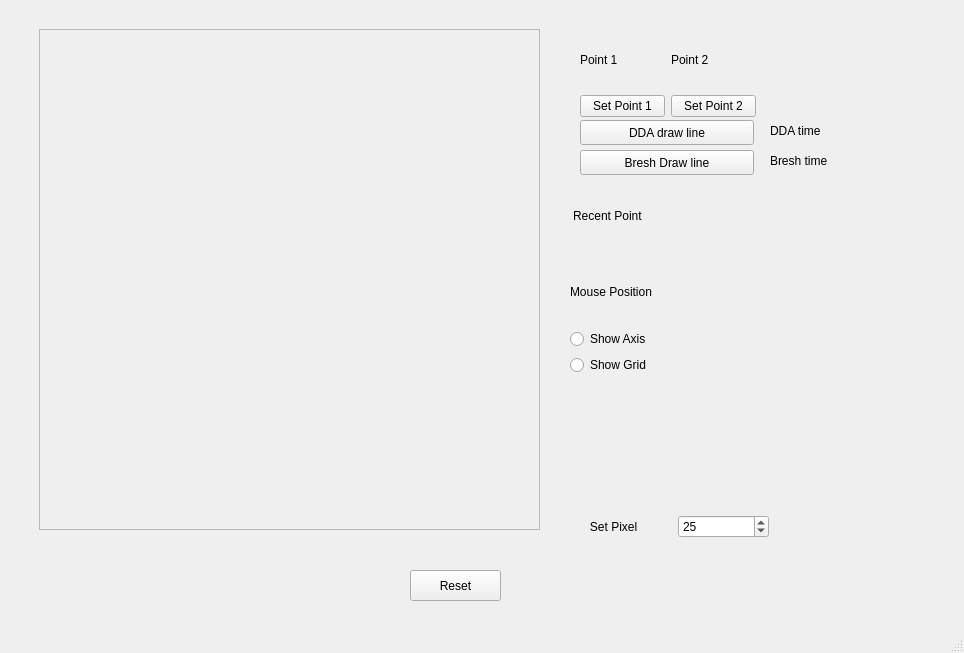
Above: Computer Graphics/Draw_Soumalya/mainwindow.ui from Soumalya1857/Assignment-5th-sem before the change. Below: the same form after it.
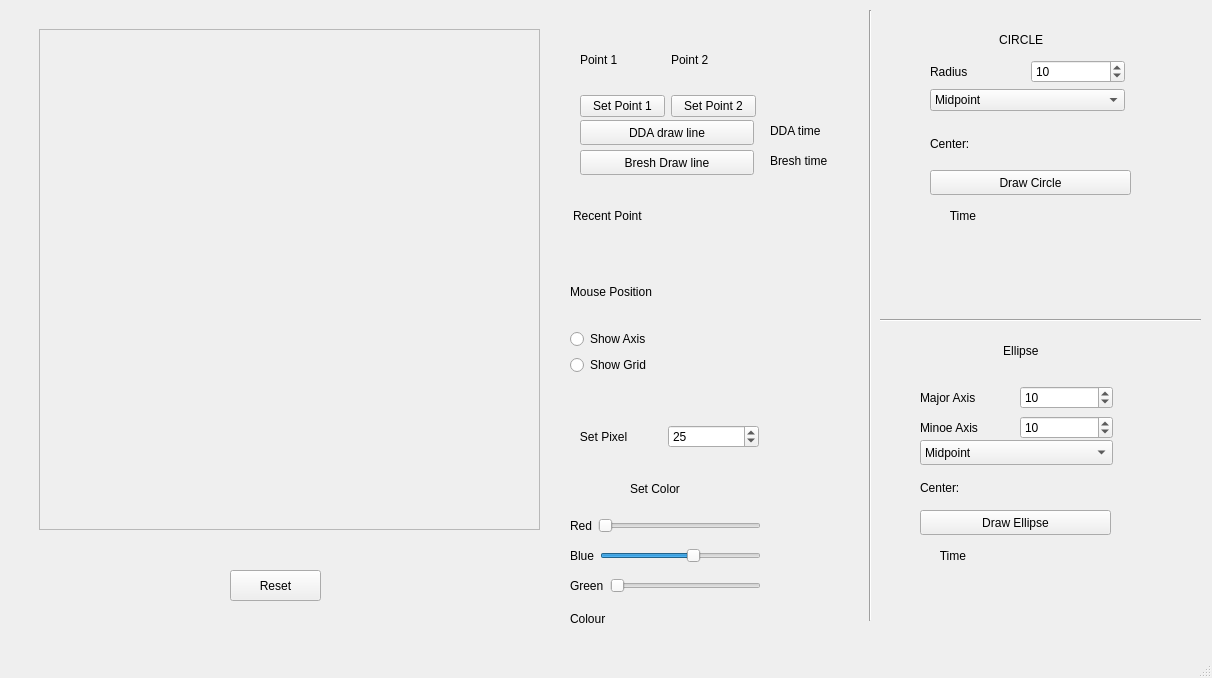
That is the form after the change. Custom widgets are drawn as their Qt base class.

Diff of the .ui file:
```diff
--- a/Computer Graphics/Draw_Soumalya/mainwindow.ui
+++ b/Computer Graphics/Draw_Soumalya/mainwindow.ui
@@ -6,8 +6,8 @@
    <rect>
     <x>0</x>
     <y>0</y>
-    <width>964</width>
-    <height>653</height>
+    <width>1212</width>
+    <height>678</height>
    </rect>
   </property>
   <property name="windowTitle">
@@ -132,7 +132,7 @@
    <widget class="QPushButton" name="pushButton_4">
     <property name="geometry">
      <rect>
-      <x>410</x>
+      <x>230</x>
       <y>570</y>
       <width>91</width>
       <height>31</height>
@@ -171,8 +171,8 @@
    <widget class="QWidget" name="layoutWidget">
     <property name="geometry">
      <rect>
-      <x>580</x>
-      <y>500</y>
+      <x>570</x>
+      <y>410</y>
       <width>189</width>
       <height>53</height>
      </rect>
@@ -274,6 +274,425 @@
      <string>Bresh time</string>
     </property>
    </widget>
+   <widget class="Line" name="line">
+    <property name="geometry">
+     <rect>
+      <x>860</x>
+      <y>10</y>
+      <width>20</width>
+      <height>611</height>
+     </rect>
+    </property>
+    <property name="orientation">
+     <enum>Qt::Vertical</enum>
+    </property>
+   </widget>
+   <widget class="QWidget" name="verticalLayoutWidget">
+    <property name="geometry">
+     <rect>
+      <x>930</x>
+      <y>60</y>
+      <width>195</width>
+      <height>111</height>
+     </rect>
+    </property>
+    <layout class="QVBoxLayout" name="verticalLayout_4">
+     <item>
+      <layout class="QHBoxLayout" name="horizontalLayout_7">
+       <item>
+        <widget class="QLabel" name="label_7">
+         <property name="text">
+          <string>Radius</string>
+         </property>
+        </widget>
+       </item>
+       <item>
+        <widget class="QSpinBox" name="spinBox_2">
+         <property name="value">
+          <number>10</number>
+         </property>
+        </widget>
+       </item>
+      </layout>
+     </item>
+     <item>
+      <widget class="QComboBox" name="comboBox">
+       <item>
+        <property name="text">
+         <string>Midpoint</string>
+        </property>
+       </item>
+       <item>
+        <property name="text">
+         <string>Breshenham's Midpoint</string>
+        </property>
+       </item>
+       <item>
+        <property name="text">
+         <string>Polar Coordinate</string>
+        </property>
+       </item>
+      </widget>
+     </item>
+     <item>
+      <layout class="QHBoxLayout" name="horizontalLayout_8">
+       <item>
+        <widget class="QLabel" name="label_8">
+         <property name="text">
+          <string>Center:</string>
+         </property>
+        </widget>
+       </item>
+       <item>
+        <widget class="QLabel" name="label_9">
+         <property name="text">
+          <string/>
+         </property>
+        </widget>
+       </item>
+      </layout>
+     </item>
+    </layout>
+   </widget>
+   <widget class="QLabel" name="label_10">
+    <property name="geometry">
+     <rect>
+      <x>936</x>
+      <y>29</y>
+      <width>191</width>
+      <height>21</height>
+     </rect>
+    </property>
+    <property name="text">
+     <string>                   CIRCLE</string>
+    </property>
+   </widget>
+   <widget class="QWidget" name="horizontalLayoutWidget_5">
+    <property name="geometry">
+     <rect>
+      <x>570</x>
+      <y>510</y>
+      <width>191</width>
+      <height>31</height>
+     </rect>
+    </property>
+    <layout class="QHBoxLayout" name="horizontalLayout_9">
+     <item>
+      <widget class="QLabel" name="label_11">
+       <property name="text">
+        <string>Red</string>
+       </property>
+      </widget>
+     </item>
+     <item>
+      <widget class="QSlider" name="rSlider">
+       <property name="maximum">
+        <number>255</number>
+       </property>
+       <property name="orientation">
+        <enum>Qt::Horizontal</enum>
+       </property>
+      </widget>
+     </item>
+    </layout>
+   </widget>
+   <widget class="QWidget" name="horizontalLayoutWidget_6">
+    <property name="geometry">
+     <rect>
+      <x>570</x>
+      <y>540</y>
+      <width>191</width>
+      <height>31</height>
+     </rect>
+    </property>
+    <layout class="QHBoxLayout" name="horizontalLayout_10">
+     <item>
+      <widget class="QLabel" name="label_12">
+       <property name="text">
+        <string>Blue</string>
+       </property>
+      </widget>
+     </item>
+     <item>
+      <widget class="QSlider" name="bSlider">
+       <property name="maximum">
+        <number>255</number>
+       </property>
+       <property name="value">
+        <number>150</number>
+       </property>
+       <property name="orientation">
+        <enum>Qt::Horizontal</enum>
+       </property>
+      </widget>
+     </item>
+    </layout>
+   </widget>
+   <widget class="QWidget" name="horizontalLayoutWidget_7">
+    <property name="geometry">
+     <rect>
+      <x>570</x>
+      <y>570</y>
+      <width>191</width>
+      <height>31</height>
+     </rect>
+    </property>
+    <layout class="QHBoxLayout" name="horizontalLayout_11">
+     <item>
+      <widget class="QLabel" name="label_13">
+       <property name="text">
+        <string>Green</string>
+       </property>
+      </widget>
+     </item>
+     <item>
+      <widget class="QSlider" name="gSlider">
+       <property name="maximum">
+        <number>255</number>
+       </property>
+       <property name="orientation">
+        <enum>Qt::Horizontal</enum>
+       </property>
+      </widget>
+     </item>
+    </layout>
+   </widget>
+   <widget class="QLabel" name="label_14">
+    <property name="geometry">
+     <rect>
+      <x>630</x>
+      <y>480</y>
+      <width>67</width>
+      <height>17</height>
+     </rect>
+    </property>
+    <property name="text">
+     <string>Set Color</string>
+    </property>
+   </widget>
+   <widget class="QPushButton" name="pushButton_6">
+    <property name="geometry">
+     <rect>
+      <x>930</x>
+      <y>170</y>
+      <width>201</width>
+      <height>25</height>
+     </rect>
+    </property>
+    <property name="text">
+     <string>Draw Circle</string>
+    </property>
+   </widget>
+   <widget class="QWidget" name="horizontalLayoutWidget_8">
+    <property name="geometry">
+     <rect>
+      <x>930</x>
+      <y>200</y>
+      <width>191</width>
+      <height>31</height>
+     </rect>
+    </property>
+    <layout class="QHBoxLayout" name="horizontalLayout_12">
+     <item>
+      <widget class="QLabel" name="label_15">
+       <property name="text">
+        <string>      Time</string>
+       </property>
+      </widget>
+     </item>
+     <item>
+      <widget class="QLabel" name="label_16">
+       <property name="text">
+        <string/>
+       </property>
+      </widget>
+     </item>
+    </layout>
+   </widget>
+   <widget class="QLabel" name="label_17">
+    <property name="geometry">
+     <rect>
+      <x>570</x>
+      <y>610</y>
+      <width>67</width>
+      <height>17</height>
+     </rect>
+    </property>
+    <property name="text">
+     <string>Colour</string>
+    </property>
+   </widget>
+   <widget class="QLabel" name="showColor">
+    <property name="geometry">
+     <rect>
+      <x>630</x>
+      <y>610</y>
+      <width>111</width>
+      <height>20</height>
+     </rect>
+    </property>
+    <property name="text">
+     <string/>
+    </property>
+   </widget>
+   <widget class="Line" name="line_2">
+    <property name="geometry">
+     <rect>
+      <x>880</x>
+      <y>310</y>
+      <width>321</width>
+      <height>20</height>
+     </rect>
+    </property>
+    <property name="orientation">
+     <enum>Qt::Horizontal</enum>
+    </property>
+   </widget>
+   <widget class="QLabel" name="label_18">
+    <property name="geometry">
+     <rect>
+      <x>940</x>
+      <y>340</y>
+      <width>191</width>
+      <height>21</height>
+     </rect>
+    </property>
+    <property name="text">
+     <string>                   Ellipse</string>
+    </property>
+   </widget>
+   <widget class="QWidget" name="horizontalLayoutWidget_10">
+    <property name="geometry">
+     <rect>
+      <x>920</x>
+      <y>380</y>
+      <width>193</width>
+      <height>36</height>
+     </rect>
+    </property>
+    <layout class="QHBoxLayout" name="horizontalLayout_14">
+     <item>
+      <widget class="QLabel" name="label_21">
+       <property name="text">
+        <string>Major Axis</string>
+       </property>
+      </widget>
+     </item>
+     <item>
+      <widget class="QSpinBox" name="spinBox_3">
+       <property name="value">
+        <number>10</number>
+       </property>
+      </widget>
+     </item>
+    </layout>
+   </widget>
+   <widget class="QWidget" name="horizontalLayoutWidget_11">
+    <property name="geometry">
+     <rect>
+      <x>920</x>
+      <y>410</y>
+      <width>193</width>
+      <height>36</height>
+     </rect>
+    </property>
+    <layout class="QHBoxLayout" name="horizontalLayout_15">
+     <item>
+      <widget class="QLabel" name="label_22">
+       <property name="text">
+        <string>Minoe Axis</string>
+       </property>
+      </widget>
+     </item>
+     <item>
+      <widget class="QSpinBox" name="spinBox_4">
+       <property name="value">
+        <number>10</number>
+       </property>
+      </widget>
+     </item>
+    </layout>
+   </widget>
+   <widget class="QWidget" name="horizontalLayoutWidget_12">
+    <property name="geometry">
+     <rect>
+      <x>920</x>
+      <y>470</y>
+      <width>193</width>
+      <height>36</height>
+     </rect>
+    </property>
+    <layout class="QHBoxLayout" name="horizontalLayout_16">
+     <item>
+      <widget class="QLabel" name="label_23">
+       <property name="text">
+        <string>Center:</string>
+       </property>
+      </widget>
+     </item>
+     <item>
+      <widget class="QLabel" name="label_24">
+       <property name="text">
+        <string/>
+       </property>
+      </widget>
+     </item>
+    </layout>
+   </widget>
+   <widget class="QComboBox" name="comboBox_2">
+    <property name="geometry">
+     <rect>
+      <x>920</x>
+      <y>440</y>
+      <width>193</width>
+      <height>25</height>
+     </rect>
+    </property>
+    <item>
+     <property name="text">
+      <string>Midpoint</string>
+     </property>
+    </item>
+   </widget>
+   <widget class="QWidget" name="horizontalLayoutWidget_9">
+    <property name="geometry">
+     <rect>
+      <x>920</x>
+      <y>540</y>
+      <width>191</width>
+      <height>31</height>
+     </rect>
+    </property>
+    <layout class="QHBoxLayout" name="horizontalLayout_13">
+     <item>
+      <widget class="QLabel" name="label_19">
+       <property name="text">
+        <string>      Time</string>
+       </property>
+      </widget>
+     </item>
+     <item>
+      <widget class="QLabel" name="label_20">
+       <property name="text">
+        <string/>
+       </property>
+      </widget>
+     </item>
+    </layout>
+   </widget>
+   <widget class="QPushButton" name="pushButton_7">
+    <property name="geometry">
+     <rect>
+      <x>920</x>
+      <y>510</y>
+      <width>191</width>
+      <height>25</height>
+     </rect>
+    </property>
+    <property name="text">
+     <string>Draw Ellipse</string>
+    </property>
+   </widget>
   </widget>
   <widget class="QStatusBar" name="statusbar"/>
   <action name="actionCreate_New">
```
